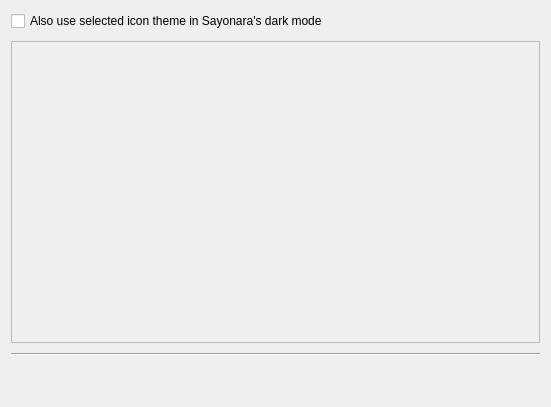
This is src/Gui/Preferences/UiPreferences/GUI_IconPreferences.ui in Inferno214221/sayonara-player as Qt 5 draws it before an edit. The edited form follows.
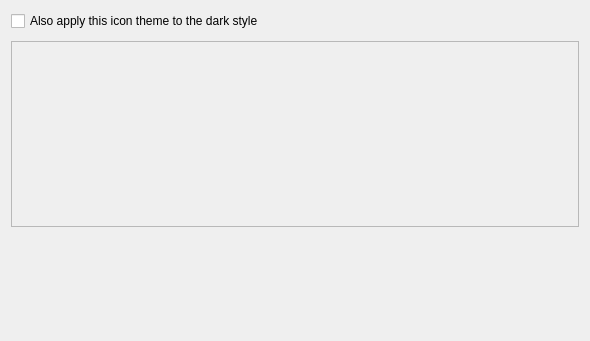
This is the edited form.

```diff
--- a/src/Gui/Preferences/UiPreferences/GUI_IconPreferences.ui
+++ b/src/Gui/Preferences/UiPreferences/GUI_IconPreferences.ui
@@ -6,40 +6,22 @@
    <rect>
     <x>0</x>
     <y>0</y>
-    <width>551</width>
-    <height>407</height>
+    <width>590</width>
+    <height>341</height>
    </rect>
   </property>
   <layout class="QGridLayout" name="gridLayout">
    <property name="verticalSpacing">
     <number>10</number>
    </property>
-   <item row="1" column="0">
-    <widget class="QScrollArea" name="scroll_area">
-     <property name="widgetResizable">
-      <bool>true</bool>
-     </property>
-     <widget class="QWidget" name="scroll_area_widget">
-      <property name="geometry">
-       <rect>
-        <x>0</x>
-        <y>0</y>
-        <width>531</width>
-        <height>302</height>
-       </rect>
-      </property>
-      <layout class="QVBoxLayout" name="verticalLayout_2"/>
-     </widget>
-    </widget>
-   </item>
-   <item row="0" column="0">
-    <widget class="QCheckBox" name="cb_force_in_dark_theme">
+   <item row="0" column="0" colspan="2">
+    <widget class="QCheckBox" name="cb_also_use_in_dark_style">
      <property name="text">
-      <string>Also use selected icon theme in Sayonara's dark mode</string>
+      <string>Also apply this icon theme to the dark style</string>
      </property>
     </widget>
    </item>
-   <item row="3" column="0">
+   <item row="3" column="0" colspan="2">
     <layout class="QHBoxLayout" name="horizontalLayout">
      <property name="leftMargin">
       <number>5</number>
@@ -109,11 +91,28 @@
      </item>
     </layout>
    </item>
-   <item row="2" column="0">
-    <widget class="Line" name="line">
-     <property name="orientation">
-      <enum>Qt::Horizontal</enum>
+   <item row="1" column="0" rowspan="2" colspan="2">
+    <widget class="QScrollArea" name="scroll_standard_style">
+     <property name="sizePolicy">
+      <sizepolicy hsizetype="Expanding" vsizetype="MinimumExpanding">
+       <horstretch>0</horstretch>
+       <verstretch>0</verstretch>
+      </sizepolicy>
      </property>
+     <property name="widgetResizable">
+      <bool>true</bool>
+     </property>
+     <widget class="QWidget" name="scroll_area_widget">
+      <property name="geometry">
+       <rect>
+        <x>0</x>
+        <y>0</y>
+        <width>570</width>
+        <height>186</height>
+       </rect>
+      </property>
+      <layout class="QVBoxLayout" name="verticalLayout_2"/>
+     </widget>
     </widget>
    </item>
   </layout>
```
